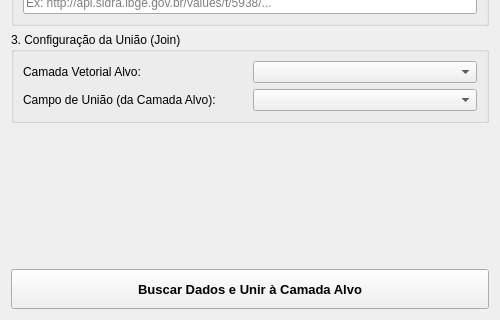
This is ui/main_dialog_base.ui in ghangelo/sidra_connector as Qt 5 draws it before an edit; both pictures show x 0 to 500 and y 230 to 550 of the 500 by 550 pixel window. The edited form follows.
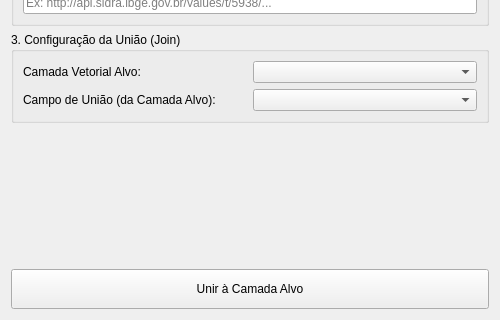
This is the edited form. Custom widgets are drawn as their Qt base class.

Commit message: fix: dynamic years, CRS robustness, Zip Slip, dialog lifecycle, UI cleanup

The edit to the form file:
```diff
--- a/ui/main_dialog_base.ui
+++ b/ui/main_dialog_base.ui
@@ -146,15 +146,8 @@
        <height>40</height>
       </size>
      </property>
-     <property name="font">
-      <font>
-       <pointsize>10</pointsize>
-       <weight>75</weight>
-       <bold>true</bold>
-      </font>
-     </property>
      <property name="text">
-      <string>Buscar Dados e Unir à Camada Alvo</string>
+      <string>Unir à Camada Alvo</string>
      </property>
     </widget>
    </item>
```
The commit also changes 5 other files.
